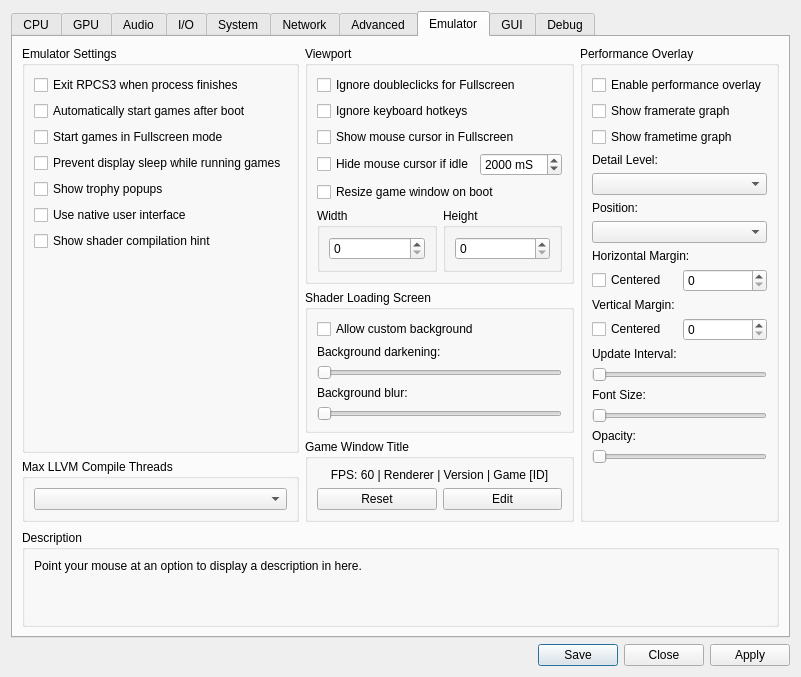
This is rpcs3/rpcs3qt/settings_dialog.ui in RPCS3/rpcs3 as Qt 5 draws it before an edit. The edited form follows.
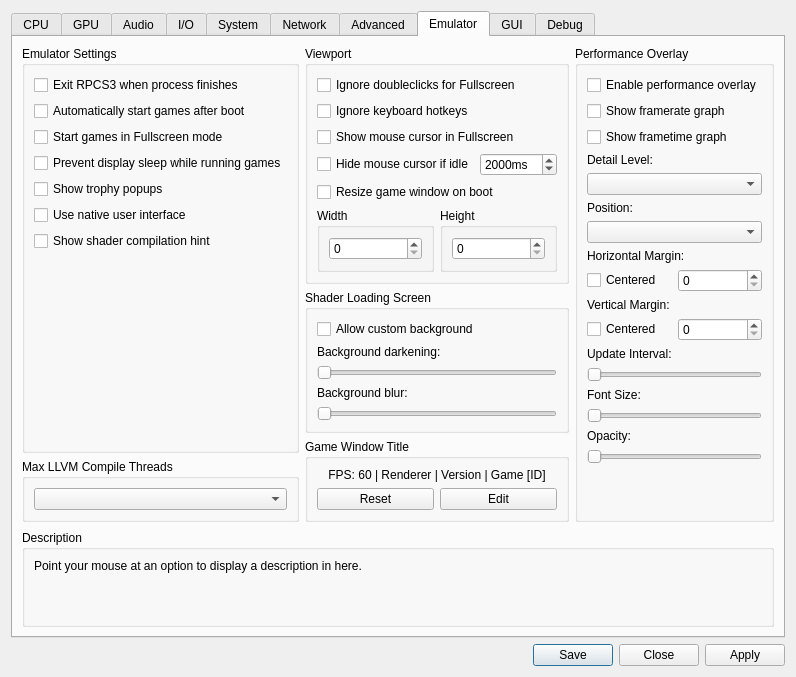
This is the edited form. The open tabs and pages were chosen to show the change. Icons and pictures are not drawn.

Commit message: Used new Qt connect syntax Fixed indenting Renamed click callback argument from 'val'->'checked' Converted m_gui re-usage to just reference ui Removed implicit capture from spinbox lambda Corrected millisecond acronym from mS->ms Removed superfluous QTimer include in gs_frame.cpp

The edit to the form file:
```diff
--- a/rpcs3/rpcs3qt/settings_dialog.ui
+++ b/rpcs3/rpcs3qt/settings_dialog.ui
@@ -2370,7 +2370,7 @@
                    <bool>false</bool>
                   </property>
                   <property name="suffix">
-                   <string> mS</string>
+                   <string>ms</string>
                   </property>
                   <property name="minimum">
                    <number>200</number>
```
The commit also changes 4 other files.
